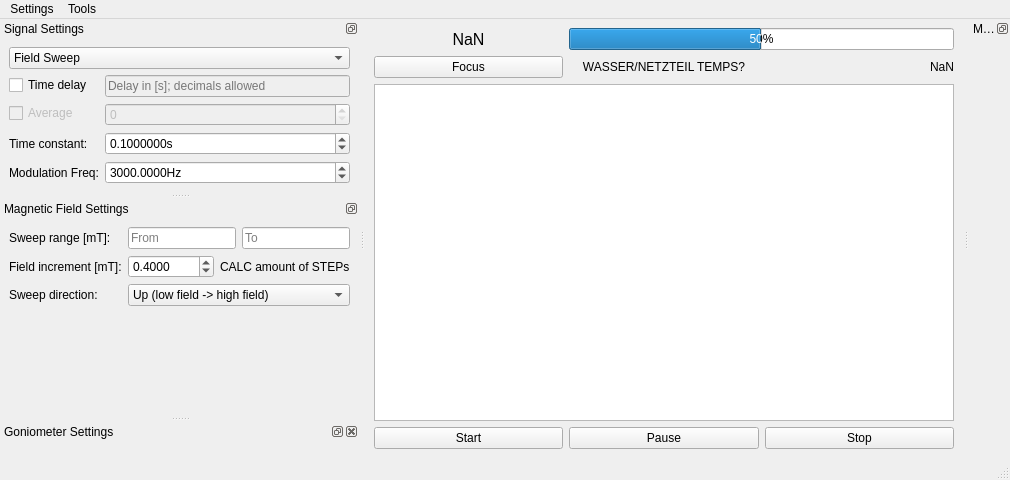
This is FMR-Measurement-UI-15-08.ui in WiemelerJo/FMR-Measurement-UI as Qt 5 draws it before an edit. The edited form follows.
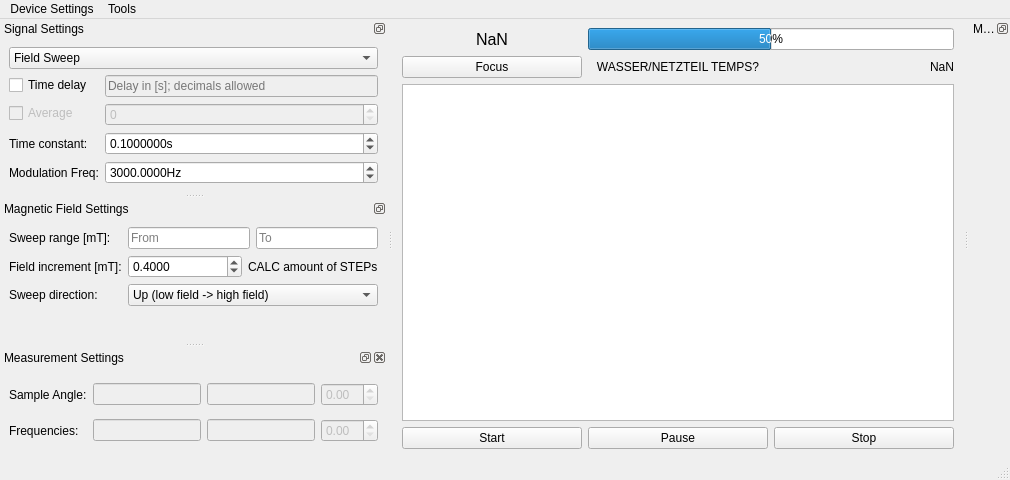
This is the edited form. Custom widgets are drawn as their Qt base class.

Commit message: Preparation For FreqSweep

Patch:
```diff
--- a/FMR-Measurement-UI-15-08.ui
+++ b/FMR-Measurement-UI-15-08.ui
@@ -129,7 +129,7 @@
    </property>
    <widget class="QMenu" name="menuSettings">
     <property name="title">
-     <string>Settings</string>
+     <string>Device Settings</string>
     </property>
     <widget class="QMenu" name="menuAnalyser">
      <property name="title">
@@ -415,12 +415,79 @@
   </widget>
   <widget class="QDockWidget" name="goniometerdock">
    <property name="windowTitle">
-    <string>Goniometer Settings</string>
+    <string>Measurement Settings</string>
    </property>
    <attribute name="dockWidgetArea">
     <number>1</number>
    </attribute>
-   <widget class="QWidget" name="dockWidgetContents_6"/>
+   <widget class="QWidget" name="dockWidgetContents_6">
+    <layout class="QGridLayout" name="gridLayout_2">
+     <item row="0" column="0">
+      <widget class="QLabel" name="label_5">
+       <property name="text">
+        <string>Sample Angle:</string>
+       </property>
+      </widget>
+     </item>
+     <item row="1" column="0">
+      <widget class="QLabel" name="label_7">
+       <property name="text">
+        <string>Frequencies:</string>
+       </property>
+      </widget>
+     </item>
+     <item row="0" column="1">
+      <layout class="QHBoxLayout" name="horizontalLayout_3">
+       <item>
+        <widget class="QLineEdit" name="sampleAngleFrom">
+         <property name="enabled">
+          <bool>false</bool>
+         </property>
+        </widget>
+       </item>
+       <item>
+        <widget class="QLineEdit" name="sampleAngleTo">
+         <property name="enabled">
+          <bool>false</bool>
+         </property>
+        </widget>
+       </item>
+      </layout>
+     </item>
+     <item row="1" column="1">
+      <layout class="QHBoxLayout" name="horizontalLayout_4">
+       <item>
+        <widget class="QLineEdit" name="frequenciesFrom">
+         <property name="enabled">
+          <bool>false</bool>
+         </property>
+        </widget>
+       </item>
+       <item>
+        <widget class="QLineEdit" name="frequenciesTo">
+         <property name="enabled">
+          <bool>false</bool>
+         </property>
+        </widget>
+       </item>
+      </layout>
+     </item>
+     <item row="1" column="2">
+      <widget class="SpinBox_custom" name="spinBoxFreqStep">
+       <property name="enabled">
+        <bool>false</bool>
+       </property>
+      </widget>
+     </item>
+     <item row="0" column="2">
+      <widget class="SpinBox_custom" name="spinBoxAngleStep">
+       <property name="enabled">
+        <bool>false</bool>
+       </property>
+      </widget>
+     </item>
+    </layout>
+   </widget>
   </widget>
   <action name="actionMagnet_Powersupply">
    <property name="text">
```
Left out of the diff: 6 changed lines with no effect on the pictures. The commit also changes 3 other files.
